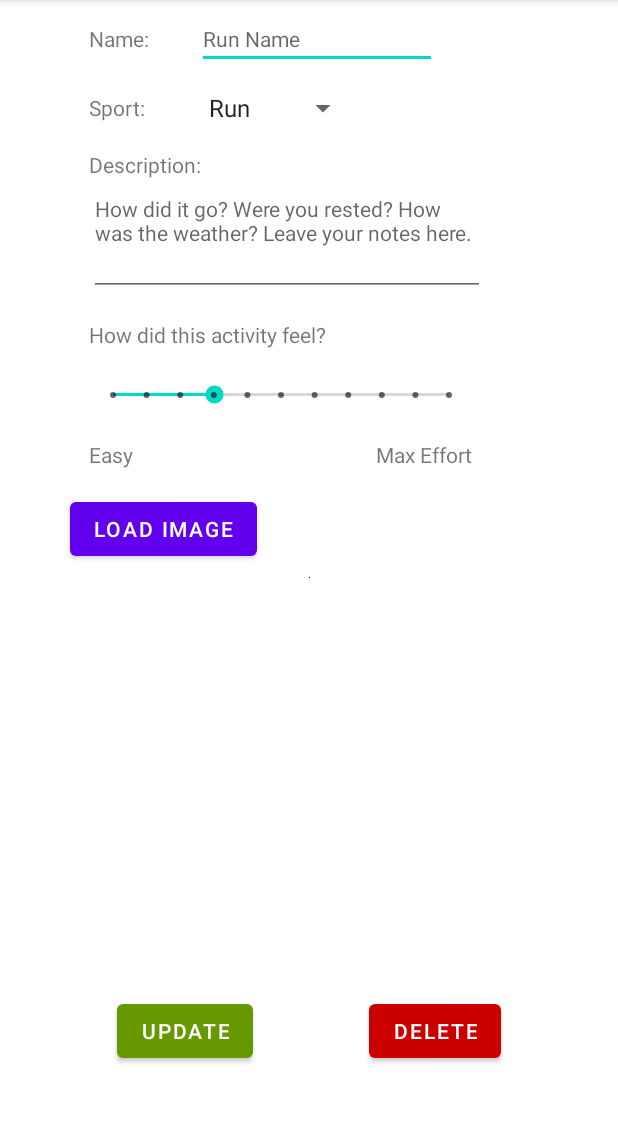
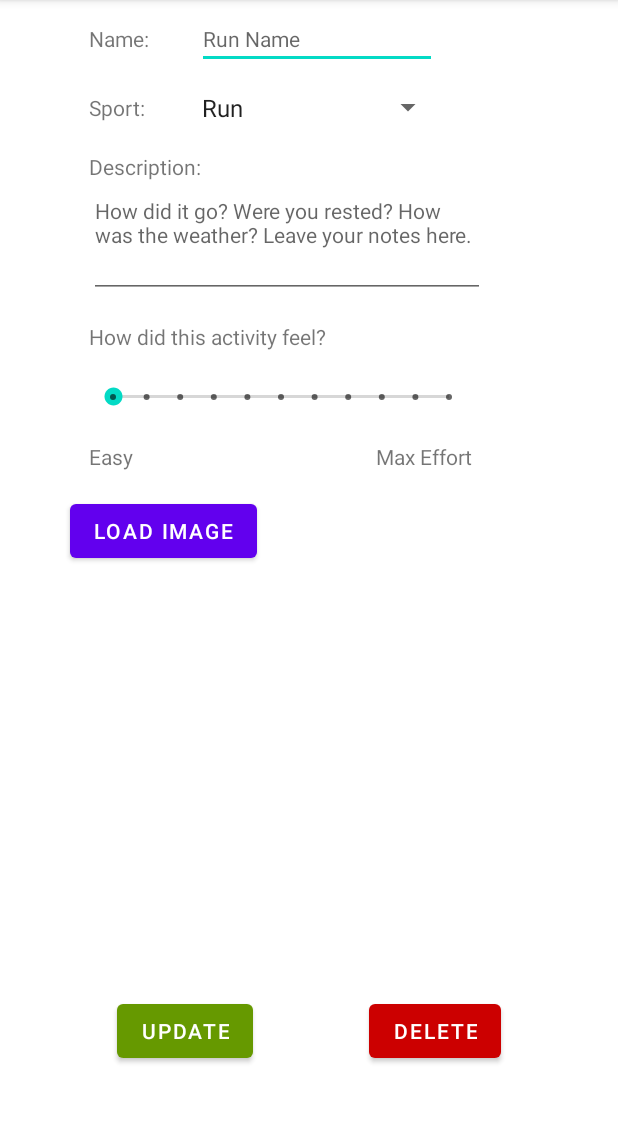
Before and after one commit to danielmusselwhite/g53mdp_CW2, an Android app: the EditSavedRunActivity screen opened directly, with no data from a screen before it, on a phone screen of 412 x 824 dp, the part 84-1207 px from its top. Run offline under Robolectric (Android 15) with nearby library versions, the phone set to English and light mode, and no system bars; our stand-ins replace Room's generated code; 6 statements that could not run were skipped.

Commit message:
editRunActivity now loads and allows you to update its various fields; next thing will be having those fields viewable in viewRunActivity

```diff
--- a/app/src/main/java/com/nottingham/psydm7/cw2_runtracker/Activities/savedRunsActivity/viewSavedRunActivity/editSavedRunActivity/EditSavedRunActivity.java
+++ b/app/src/main/java/com/nottingham/psydm7/cw2_runtracker/Activities/savedRunsActivity/viewSavedRunActivity/editSavedRunActivity/EditSavedRunActivity.java
@@ -17,6 +17,7 @@ import android.widget.ArrayAdapter;
 import android.widget.Button;
 import android.widget.EditText;
 import android.widget.ImageView;
+import android.widget.SeekBar;
 import android.widget.Spinner;
 
 import com.nottingham.psydm7.cw2_runtracker.R;
@@ -28,10 +29,16 @@ public class EditSavedRunActivity extends AppCompatActivity {
 
     private static int RESULT_LOAD_IMAGE = 1;
 
+    Boolean pictureUpdated = false;
+    String newPicturePath = null;
+
     long savedRunID;
     EditText et_Name;
+    EditText et_description;
     ImageView iv_associatedPhoto;
     Button button_removeImage;
+    Spinner spinner_sportValue;
+    SeekBar seekBar_difficulty;
 
     RunTrackerRoomDatabase db;
     SavedRunDAO savedRunDAO;
@@ -44,16 +51,6 @@ public class EditSavedRunActivity extends AppCompatActivity {
         super.onCreate(savedInstanceState);
         setContentView(R.layout.activity_edit_saved_run);
 
-        //region "populating the spinner for sports"
-        Spinner spinner = (Spinner) findViewById(R.id.editRun_spinner_SportValue);
-        // Create an ArrayAdapter using the string array and a default spinner layout
-        ArrayAdapter<CharSequence> adapter = ArrayAdapter.createFromResource(this, R.array.sports_array, android.R.layout.simple_spinner_item);
-        // Specify the layout to use when the list of choices appears
-        adapter.setDropDownViewResource(android.R.layout.simple_spinner_dropdown_item);
-        // Apply the adapter to the spinner
-        spinner.setAdapter(adapter);
-        //endregion
-
         //region "retrieving the bundle passed to this activity"
         Bundle bundle = getIntent().getExtras();
         savedRunID = bundle.getLong("SavedRunID");
@@ -63,7 +60,21 @@ public class EditSavedRunActivity extends AppCompatActivity {
         et_Name = findViewById(R.id.editRun_editText_NameValue);
         iv_associatedPhoto = (ImageView) findViewById(R.id.editRun_imageView_associatedPhoto);
         button_removeImage = findViewById(R.id.editRun_button_removeImage);
+        spinner_sportValue = (Spinner) findViewById(R.id.editRun_spinner_SportValue);
+        et_description = findViewById(R.id.editRun_editText_DescriptionValue);
+        seekBar_difficulty = (SeekBar) findViewById(R.id.editRun_seekBar_FeelValue);
         //endregion
+
+        //region "populating the spinner for sports"
+        // Create an ArrayAdapter using the string array and a default spinner layout
+        ArrayAdapter<CharSequence> adapter = ArrayAdapter.createFromResource(this, R.array.sports_array, android.R.layout.simple_spinner_item);
+        // Specify the layout to use when the list of choices appears
+        adapter.setDropDownViewResource(android.R.layout.simple_spinner_dropdown_item);
+        // Apply the adapter to the spinner
+        spinner_sportValue.setAdapter(adapter);
+        //endregion
+
+
 
         //region "getting room database and DAOs"
         db = RunTrackerRoomDatabase.getDatabase(getApplicationContext());
@@ -85,8 +96,36 @@ public class EditSavedRunActivity extends AppCompatActivity {
                     final Observer<SavedRun> runObserver = new Observer<SavedRun>() {
                         @Override
                         public void onChanged(@Nullable final SavedRun newRun) {
-                            String name = newRun.getName();
-                            et_Name.setText(name);
+                            et_Name.setText(newRun.getName());
+
+                            spinner_sportValue.setSelection(newRun.getSportIndex());
+
+                            String description = newRun.getDescription();
+                            if(description!=null)
+                                et_description.setText(description);
+                            else
+                                et_description.setText("");
+
+                            String picturePath = newRun.getPicturePath();
+                            if(picturePath!=null) {
+                                try {
+                                    iv_associatedPhoto.setImageBitmap(BitmapFactory.decodeFile(picturePath));
+                                    button_removeImage.setVisibility(View.VISIBLE);
+                                } catch (Exception e) {
+                                    Log.d("g53mdp", "Exception when trying to set image: " + e.toString());
+                                }
+                            }
+                            else{
+                                iv_associatedPhoto.setImageBitmap(null);
+                                button_removeImage.setVisibility(View.INVISIBLE);
+                            }
+
+                            Integer difficulty = newRun.getDifficulty();
+                            if(difficulty!=null)
+                                seekBar_difficulty.setProgress(difficulty);
+                            else{
+                                seekBar_difficulty.setProgress(0);
+                            }
                         }
                     };
 
@@ -115,6 +154,11 @@ public class EditSavedRunActivity extends AppCompatActivity {
 
                 RunTrackerRoomDatabase.databaseWriteExecutor.execute(() -> {
                     savedRunDAO.updateName(savedRunID, et_Name.getText().toString());
+                    savedRunDAO.updateSportIndex(savedRunID, spinner_sportValue.getSelectedItemPosition());
+                    savedRunDAO.updateDescription(savedRunID, et_description.getText().toString());
+                    savedRunDAO.updateDifficulty(savedRunID, seekBar_difficulty.getProgress());
+                    if(pictureUpdated==true)
+                        savedRunDAO.updatePicturePath(savedRunID, newPicturePath);
                 });
 
                 finish();
@@ -147,8 +191,10 @@ public class EditSavedRunActivity extends AppCompatActivity {
             }
 
             case R.id.editRun_button_removeImage: {
+                newPicturePath=null;
                 iv_associatedPhoto.setImageBitmap(null);
                 button_removeImage.setVisibility(View.INVISIBLE);
+                pictureUpdated=true;
                 break;
             }
 
@@ -167,11 +213,12 @@ public class EditSavedRunActivity extends AppCompatActivity {
                     filePathColumn, null, null, null);
             if(cursor.moveToFirst()){
                 int columnIndex = cursor.getColumnIndex(filePathColumn[0]);
-                String picturePath = cursor.getString(columnIndex);
+                newPicturePath = cursor.getString(columnIndex);
                 cursor.close();
                 try{
-                    iv_associatedPhoto.setImageBitmap(BitmapFactory.decodeFile(picturePath));
+                    iv_associatedPhoto.setImageBitmap(BitmapFactory.decodeFile(newPicturePath));
                     button_removeImage.setVisibility(View.VISIBLE);
+                    pictureUpdated=true;
                 }
                 catch(Exception e){
                     Log.d("g53mdp","Exception when trying to set image: " + e.toString());
--- a/app/src/main/java/com/nottingham/psydm7/cw2_runtracker/RoomDatabase/DAOs/SavedRunDAO.java
+++ b/app/src/main/java/com/nottingham/psydm7/cw2_runtracker/RoomDatabase/DAOs/SavedRunDAO.java
@@ -40,6 +40,8 @@ public interface SavedRunDAO {
     @Query("SELECT * FROM savedRun_table ORDER BY speed DESC")
     LiveData<List<SavedRun>> getRunsSortedBySpeed();
 
+    @Query("SELECT * FROM savedRun_table ORDER BY sportIndex ASC")
+    LiveData<List<SavedRun>> getRunsSortedBySport();
     //endregion
 
     @Query("SELECT COUNT(_id) FROM savedRun_table")
@@ -52,7 +54,17 @@ public interface SavedRunDAO {
     @Query("Update savedRun_table SET name = :newName WHERE _id = :id")
     void updateName(long id, String newName);
 
-    // TODO - add ability to update route and also give your performance a rating
+    @Query("Update savedRun_table SET sportIndex = :newSportIndex WHERE _id = :id")
+    void updateSportIndex(long id, int newSportIndex);
+
+    @Query("Update savedRun_table SET description = :newDescription WHERE _id = :id")
+    void updateDescription(long id, String newDescription);
+
+    @Query("Update savedRun_table SET difficulty = :newDifficulty WHERE _id = :id")
+    void updateDifficulty(long id, Integer newDifficulty);
+
+    @Query("Update savedRun_table SET picturePath = :newPicturePath WHERE _id = :id")
+    void updatePicturePath(long id, String newPicturePath);
     //endregion
 
     //region "Used for ContentProvider as it requires cursors"
--- a/app/src/main/res/layout/activity_edit_saved_run.xml
+++ b/app/src/main/res/layout/activity_edit_saved_run.xml
@@ -118,9 +118,10 @@
 
                 <Spinner
                     android:id="@+id/editRun_spinner_SportValue"
-                    android:layout_width="108dp"
-                    android:layout_height="24dp"
+                    android:layout_width="169dp"
+                    android:layout_height="27dp"
                     app:layout_constraintBottom_toBottomOf="@+id/editRun_textView_Sport"
+                    app:layout_constraintEnd_toEndOf="@+id/editRun_editText_NameValue"
                     app:layout_constraintStart_toStartOf="@+id/editRun_editText_NameValue"
                     app:layout_constraintTop_toTopOf="@+id/editRun_textView_Sport" />
 
--- a/app/src/main/res/values/strings.xml
+++ b/app/src/main/res/values/strings.xml
@@ -32,6 +32,5 @@
         <item>Walk</item>
         <item>Cycle</item>
         <item>Hike</item>
-        <item>Marathon</item>
     </string-array>
 </resources>
```
Also changed, not shown: app/src/main/java/com/nottingham/psydm7/cw2_runtracker/Activities/runningActivity/RunningActivity.java (+6 -2 lines), app/src/main/java/com/nottingham/psydm7/cw2_runtracker/RoomDatabase/Entities/SavedRun.java (+46 -1 lines).
